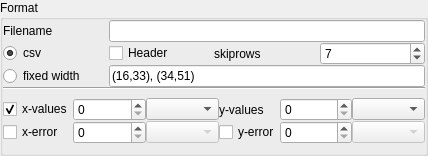
Qt form chisurf/widgets/fio/csvInput.ui (Fluorescence-Tools/chisurf) before a commit.
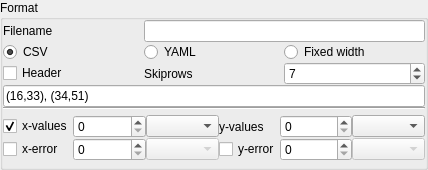
The same form after that commit.

Commit message: Added option to load yaml files in TCSPC experiments

```diff
--- a/chisurf/widgets/fio/csvInput.ui
+++ b/chisurf/widgets/fio/csvInput.ui
@@ -7,7 +7,7 @@
     <x>0</x>
     <y>0</y>
     <width>428</width>
-    <height>156</height>
+    <height>170</height>
    </rect>
   </property>
   <property name="windowTitle">
@@ -50,14 +50,14 @@
       <property name="spacing">
        <number>0</number>
       </property>
-      <item row="3" column="2">
-       <widget class="QLabel" name="label">
+      <item row="0" column="0">
+       <widget class="QLabel" name="label_2">
         <property name="text">
-         <string>skiprows</string>
+         <string>Filename</string>
         </property>
        </widget>
       </item>
-      <item row="1" column="1" colspan="3">
+      <item row="0" column="1" colspan="2">
        <widget class="QLineEdit" name="lineEdit_8">
         <property name="enabled">
          <bool>true</bool>
@@ -76,27 +76,43 @@
         </property>
        </widget>
       </item>
-      <item row="3" column="0">
+      <item row="1" column="0">
        <widget class="QRadioButton" name="radioButton_2">
         <property name="toolTip">
          <string>Select this if the file that is being opened is a comma separated value file.</string>
         </property>
         <property name="text">
-         <string>csv</string>
+         <string>CSV</string>
         </property>
         <property name="checked">
          <bool>true</bool>
         </property>
        </widget>
       </item>
-      <item row="1" column="0">
-       <widget class="QLabel" name="label_2">
+      <item row="1" column="1">
+       <widget class="QRadioButton" name="radioButton_3">
+        <property name="toolTip">
+         <string>&lt;html&gt;&lt;head/&gt;&lt;body&gt;&lt;p&gt;Use this option to open a YAML file exported by ChiSurf or associated tools.&lt;/p&gt;&lt;/body&gt;&lt;/html&gt;</string>
+        </property>
         <property name="text">
-         <string>Filename</string>
+         <string>YAML</string>
         </property>
        </widget>
       </item>
-      <item row="3" column="1">
+      <item row="1" column="2">
+       <widget class="QRadioButton" name="radioButton">
+        <property name="toolTip">
+         <string>&lt;html&gt;&lt;head/&gt;&lt;body&gt;&lt;p&gt;Use this option of open fixed column width files.&lt;/p&gt;&lt;/body&gt;&lt;/html&gt;</string>
+        </property>
+        <property name="text">
+         <string>Fixed width</string>
+        </property>
+        <property name="checked">
+         <bool>false</bool>
+        </property>
+       </widget>
+      </item>
+      <item row="2" column="0">
        <widget class="QCheckBox" name="checkBox_2">
         <property name="enabled">
          <bool>true</bool>
@@ -112,7 +128,14 @@
         </property>
        </widget>
       </item>
-      <item row="3" column="3">
+      <item row="2" column="1">
+       <widget class="QLabel" name="label">
+        <property name="text">
+         <string>Skiprows</string>
+        </property>
+       </widget>
+      </item>
+      <item row="2" column="2">
        <widget class="QSpinBox" name="spinBox">
         <property name="toolTip">
          <string>This corresponds to the number of lines that are being skipped before the header of the columns</string>
@@ -125,31 +148,14 @@
         </property>
        </widget>
       </item>
-      <item row="7" column="0">
-       <widget class="QRadioButton" name="radioButton">
-        <property name="text">
-         <string>fixed width</string>
-        </property>
-        <property name="checked">
-         <bool>false</bool>
-        </property>
-       </widget>
-      </item>
-      <item row="8" column="0" colspan="4">
+      <item row="4" column="0" colspan="3">
        <widget class="Line" name="line_2">
         <property name="orientation">
          <enum>Qt::Horizontal</enum>
         </property>
        </widget>
       </item>
-      <item row="7" column="1" colspan="3">
-       <widget class="QLineEdit" name="lineEdit">
-        <property name="text">
-         <string>(16,33), (34,51)</string>
-        </property>
-       </widget>
-      </item>
-      <item row="9" column="0" colspan="4">
+      <item row="5" column="0" colspan="3">
        <widget class="QWidget" name="widget" native="true">
         <layout class="QVBoxLayout" name="verticalLayout_2">
          <property name="spacing">
@@ -284,6 +290,13 @@
         </layout>
        </widget>
       </item>
+      <item row="3" column="0" colspan="3">
+       <widget class="QLineEdit" name="lineEdit">
+        <property name="text">
+         <string>(16,33), (34,51)</string>
+        </property>
+       </widget>
+      </item>
      </layout>
     </widget>
    </item>
```
Left out of the diff: 50 changed lines with no effect on the pictures. The commit also changes 3 other files.
